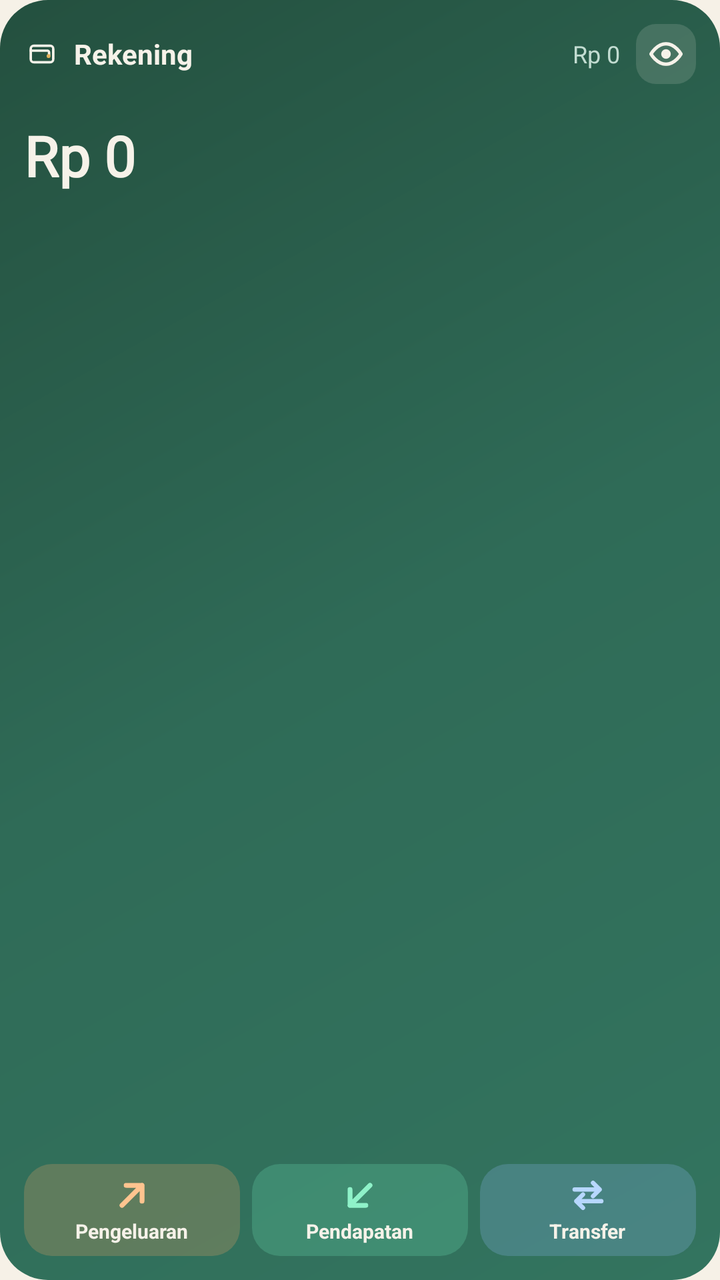
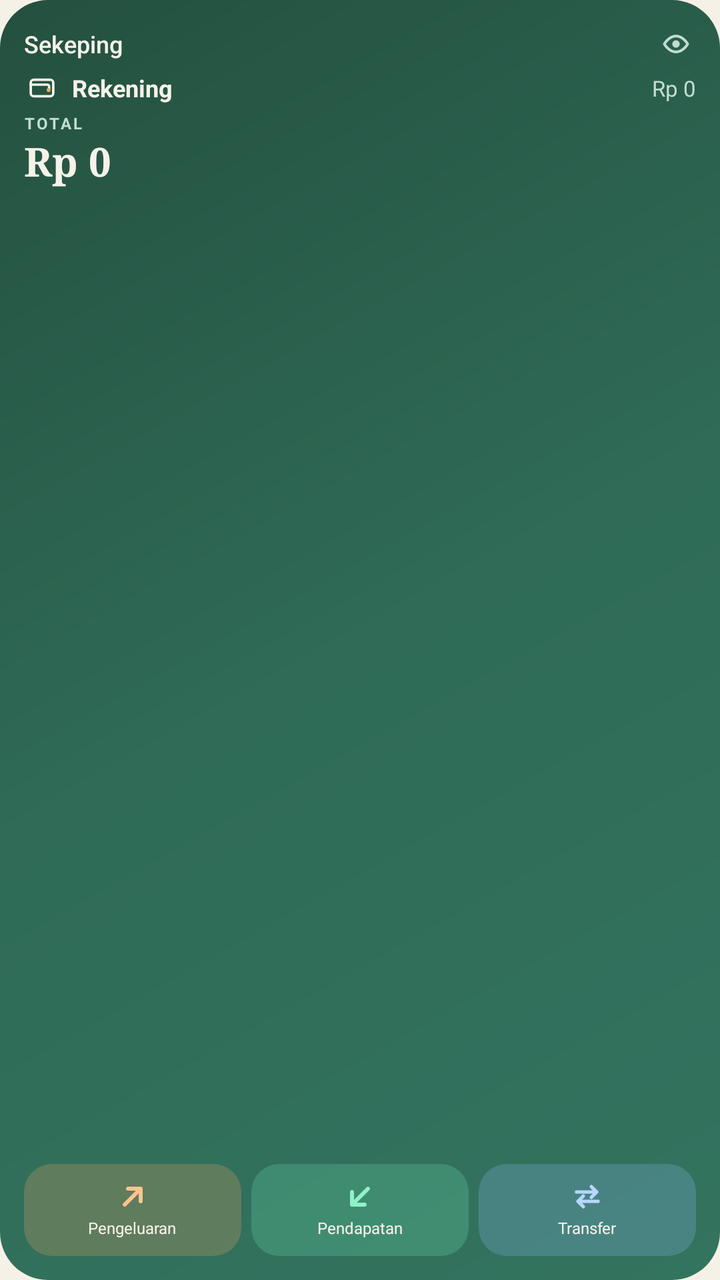

Two renders of the same Android screen: before a commit and after it. Below are the layout's source before the change and the commit's diff.
<!-- AndroidManifest.xml: application theme Theme.Sekeping -->
<!-- res/layout/widget_sekeping_medium.xml -->
<?xml version="1.0" encoding="utf-8"?>
<LinearLayout xmlns:android="http://schemas.android.com/apk/res/android"
    android:id="@+id/widget_root"
    android:layout_width="match_parent"
    android:layout_height="match_parent"
    android:background="@drawable/widget_bg"
    android:contentDescription="@string/widget_open"
    android:orientation="vertical"
    android:padding="12dp">

    <LinearLayout
        android:layout_width="match_parent"
        android:layout_height="wrap_content"
        android:gravity="center_vertical"
        android:orientation="horizontal">

        <ImageView
            android:id="@+id/widget_provider_icon"
            android:layout_width="18dp"
            android:layout_height="18dp"
            android:contentDescription="@string/widget_provider"
            android:src="@drawable/ic_wallet" />

        <TextView
            android:id="@+id/widget_provider"
            android:layout_width="0dp"
            android:layout_height="wrap_content"
            android:layout_marginStart="7dp"
            android:layout_weight="1"
            android:ellipsize="end"
            android:maxLines="1"
            android:text="@string/widget_provider"
            android:textColor="@color/widget_cream"
            android:textSize="14sp"
            android:textStyle="bold" />

        <TextView
            android:id="@+id/widget_provider_balance"
            android:layout_width="wrap_content"
            android:layout_height="wrap_content"
            android:layout_marginStart="6dp"
            android:ellipsize="end"
            android:maxLines="1"
            android:text="Rp 0"
            android:textColor="@color/widget_muted"
            android:textSize="12sp" />

        <ImageView
            android:id="@+id/widget_eye"
            android:layout_width="30dp"
            android:layout_height="30dp"
            android:layout_marginStart="8dp"
            android:background="@drawable/widget_chip"
            android:contentDescription="@string/widget_toggle_amounts"
            android:padding="6dp"
            android:src="@drawable/ic_eye"
            android:tint="@color/widget_cream" />
    </LinearLayout>

    <TextView
        android:id="@+id/widget_total_label"
        android:layout_width="match_parent"
        android:layout_height="wrap_content"
        android:layout_marginTop="6dp"
        android:ellipsize="end"
        android:letterSpacing="0.14"
        android:maxLines="1"
        android:textAllCaps="true"
        android:textColor="@color/widget_muted"
        android:textSize="8sp"
        android:textStyle="bold" />

    <TextView
        android:id="@+id/widget_total"
        android:layout_width="match_parent"
        android:layout_height="wrap_content"
        android:ellipsize="end"
        android:maxLines="1"
        android:text="Rp 0"
        android:textColor="@color/widget_cream"
        android:textSize="28sp"
        android:textStyle="bold"
        style="@style/WidgetBalance" />

    <View
        android:layout_width="match_parent"
        android:layout_height="0dp"
        android:layout_weight="1" />

    <LinearLayout
        android:layout_width="match_parent"
        android:layout_height="46dp"
        android:orientation="horizontal">

        <LinearLayout
            android:id="@+id/widget_expense"
            android:layout_width="0dp"
            android:layout_height="match_parent"
            android:layout_weight="1"
            android:background="@drawable/widget_btn_expense"
            android:clickable="true"
            android:contentDescription="@string/widget_expense"
            android:focusable="true"
            android:gravity="center"
            android:orientation="vertical">

            <ImageView
                android:layout_width="20dp"
                android:layout_height="20dp"
                android:contentDescription="@string/widget_expense"
                android:src="@drawable/ic_widget_expense"
                android:tint="@color/widget_icon_expense" />

            <TextView
                android:id="@+id/widget_expense_label"
                android:layout_width="wrap_content"
                android:layout_height="wrap_content"
                android:layout_marginTop="1dp"
                android:maxLines="1"
                android:text="@string/widget_expense"
                android:textColor="@color/widget_cream"
                android:textSize="10sp"
                android:textStyle="bold" />
        </LinearLayout>

        <LinearLayout
            android:id="@+id/widget_income"
            android:layout_width="0dp"
            android:layout_height="match_parent"
            android:layout_marginStart="6dp"
            android:layout_weight="1"
            android:background="@drawable/widget_btn_income"
            android:clickable="true"
            android:contentDescription="@string/widget_income"
            android:focusable="true"
            android:gravity="center"
            android:orientation="vertical">

            <ImageView
                android:layout_width="20dp"
                android:layout_height="20dp"
                android:contentDescription="@string/widget_income"
                android:src="@drawable/ic_widget_income"
                android:tint="@color/widget_icon_income" />

            <TextView
                android:id="@+id/widget_income_label"
                android:layout_width="wrap_content"
                android:layout_height="wrap_content"
                android:layout_marginTop="1dp"
                android:maxLines="1"
                android:text="@string/widget_income"
                android:textColor="@color/widget_cream"
                android:textSize="10sp"
                android:textStyle="bold" />
        </LinearLayout>

        <LinearLayout
            android:id="@+id/widget_transfer"
            android:layout_width="0dp"
            android:layout_height="match_parent"
            android:layout_marginStart="6dp"
            android:layout_weight="1"
            android:background="@drawable/widget_btn_transfer"
            android:clickable="true"
            android:contentDescription="@string/widget_transfer"
            android:focusable="true"
            android:gravity="center"
            android:orientation="vertical">

            <ImageView
                android:layout_width="20dp"
                android:layout_height="20dp"
                android:contentDescription="@string/widget_transfer"
                android:src="@drawable/ic_widget_transfer"
                android:tint="@color/widget_icon_transfer" />

            <TextView
                android:id="@+id/widget_transfer_label"
                android:layout_width="wrap_content"
                android:layout_height="wrap_content"
                android:layout_marginTop="1dp"
                android:maxLines="1"
                android:text="@string/widget_transfer"
                android:textColor="@color/widget_cream"
                android:textSize="10sp"
                android:textStyle="bold" />
        </LinearLayout>
    </LinearLayout>
</LinearLayout>
<!-- resources referenced by this layout -->
<resources>
  <color name="widget_cream">#F6F2E9</color>
  <color name="widget_icon_expense">#FFC48F</color>
  <color name="widget_icon_income">#8FF2C9</color>
  <color name="widget_icon_transfer">#B7D7FF</color>
  <color name="widget_muted">#C2DCD1</color>
  <!-- drawable ic_widget_income (drawable) -->
  <?xml version="1.0" encoding="utf-8"?>
  <vector xmlns:android="http://schemas.android.com/apk/res/android"
      android:width="24dp"
      android:height="24dp"
      android:viewportWidth="24"
      android:viewportHeight="24">
      <path
          android:fillColor="#00000000"
          android:pathData="M18,6L6,18M15.5,18H6V8.5"
          android:strokeColor="#FFFFFFFF"
          android:strokeLineCap="round"
          android:strokeLineJoin="round"
          android:strokeWidth="2.9" />
  </vector>
  <!-- drawable widget_bg (drawable) -->
  <?xml version="1.0" encoding="utf-8"?>
  <shape xmlns:android="http://schemas.android.com/apk/res/android"
      android:shape="rectangle">
      <gradient
          android:angle="135"
          android:centerColor="@color/brand"
          android:endColor="@color/brand_dark"
          android:startColor="#33745F"
          android:type="linear" />
      <corners android:radius="24dp" />
  </shape>
  <!-- drawable widget_btn_expense (drawable) -->
  <?xml version="1.0" encoding="utf-8"?>
  <ripple xmlns:android="http://schemas.android.com/apk/res/android"
      android:color="#40FFFFFF">
      <item>
          <shape android:shape="rectangle">
              <solid android:color="#3DF0A264" />
              <corners android:radius="14dp" />
          </shape>
      </item>
  </ripple>
  <!-- drawable widget_btn_income (drawable) -->
  <?xml version="1.0" encoding="utf-8"?>
  <ripple xmlns:android="http://schemas.android.com/apk/res/android"
      android:color="#40FFFFFF">
      <item>
          <shape android:shape="rectangle">
              <solid android:color="#3D6FE3B5" />
              <corners android:radius="14dp" />
          </shape>
      </item>
  </ripple>
  <!-- drawable widget_btn_transfer (drawable) -->
  <?xml version="1.0" encoding="utf-8"?>
  <ripple xmlns:android="http://schemas.android.com/apk/res/android"
      android:color="#40FFFFFF">
      <item>
          <shape android:shape="rectangle">
              <solid android:color="#3D8DB8F0" />
              <corners android:radius="14dp" />
          </shape>
      </item>
  </ripple>
  <!-- drawable widget_chip (drawable) -->
  <?xml version="1.0" encoding="utf-8"?>
  <shape xmlns:android="http://schemas.android.com/apk/res/android"
      android:shape="rectangle">
      <solid android:color="#24F6F2E9" />
      <corners android:radius="10dp" />
  </shape>
  <string name="widget_expense">Pengeluaran</string>
  <string name="widget_income">Pendapatan</string>
  <string name="widget_open">Buka Sekeping</string>
  <string name="widget_provider">Rekening</string>
  <string name="widget_toggle_amounts">Sembunyikan atau tampilkan nominal</string>
  <string name="widget_transfer">Transfer</string>
  <style name="WidgetBalance">
          <item name="android:fontFamily">serif</item>
          <item name="android:textStyle">bold</item>
      </style>
  <style name="Theme.Sekeping" parent="Theme.AppCompat.DayNight.NoActionBar">
          <item name="colorPrimary">@color/brand</item>
          <item name="colorPrimaryDark">@color/paper</item>
          <item name="colorAccent">@color/accent</item>
          <item name="android:windowBackground">@color/paper</item>
          <item name="android:statusBarColor">@color/paper</item>
          <item name="android:navigationBarColor">@color/paper</item>
          <item name="android:windowLightStatusBar">true</item>
      </style>
  <color name="brand">#2F6B57</color>
  <color name="brand_dark">#24503F</color>
  <color name="paper">#F6F1E7</color>
  <color name="accent">#2F6B57</color>
  <!-- unchanged entries left out for length: 4 -->
</resources>

<!-- the commit's change to res/layout/widget_sekeping_medium.xml (unified diff, before → after) -->
@@ -14,6 +14,36 @@
         android:gravity="center_vertical"
         android:orientation="horizontal">
 
+        <TextView
+            android:layout_width="wrap_content"
+            android:layout_height="wrap_content"
+            android:fontFamily="sans-serif-medium"
+            android:text="@string/app_name"
+            android:textColor="@color/widget_cream"
+            android:textSize="12sp" />
+
+        <TextView
+            android:layout_width="0dp"
+            android:layout_height="1dp"
+            android:layout_weight="1" />
+
+        <ImageView
+            android:id="@+id/widget_eye"
+            android:layout_width="20dp"
+            android:layout_height="20dp"
+            android:contentDescription="@string/widget_toggle_amounts"
+            android:padding="3dp"
+            android:src="@drawable/ic_eye"
+            android:tint="@color/widget_muted" />
+    </LinearLayout>
+
+    <LinearLayout
+        android:layout_width="match_parent"
+        android:layout_height="wrap_content"
+        android:layout_marginTop="3dp"
+        android:gravity="center_vertical"
+        android:orientation="horizontal">
+
         <ImageView
             android:id="@+id/widget_provider_icon"
             android:layout_width="18dp"
@@ -25,46 +55,36 @@
             android:id="@+id/widget_provider"
             android:layout_width="0dp"
             android:layout_height="wrap_content"
-            android:layout_marginStart="7dp"
+            android:layout_marginStart="6dp"
             android:layout_weight="1"
             android:ellipsize="end"
             android:maxLines="1"
             android:text="@string/widget_provider"
             android:textColor="@color/widget_cream"
-            android:textSize="14sp"
+            android:textSize="12sp"
             android:textStyle="bold" />
 
         <TextView
             android:id="@+id/widget_provider_balance"
             android:layout_width="wrap_content"
             android:layout_height="wrap_content"
-            android:layout_marginStart="6dp"
+            android:layout_marginStart="8dp"
             android:ellipsize="end"
             android:maxLines="1"
             android:text="Rp 0"
             android:textColor="@color/widget_muted"
-            android:textSize="12sp" />
-
-        <ImageView
-            android:id="@+id/widget_eye"
-            android:layout_width="30dp"
-            android:layout_height="30dp"
-            android:layout_marginStart="8dp"
-            android:background="@drawable/widget_chip"
-            android:contentDescription="@string/widget_toggle_amounts"
-            android:padding="6dp"
-            android:src="@drawable/ic_eye"
-            android:tint="@color/widget_cream" />
+            android:textSize="11sp" />
     </LinearLayout>
 
     <TextView
         android:id="@+id/widget_total_label"
         android:layout_width="match_parent"
         android:layout_height="wrap_content"
-        android:layout_marginTop="6dp"
+        android:layout_marginTop="3dp"
         android:ellipsize="end"
-        android:letterSpacing="0.14"
+        android:letterSpacing="0.12"
         android:maxLines="1"
+        android:text="@string/widget_total"
         android:textAllCaps="true"
         android:textColor="@color/widget_muted"
         android:textSize="8sp"
@@ -75,14 +95,14 @@
         android:layout_width="match_parent"
         android:layout_height="wrap_content"
         android:ellipsize="end"
+        android:fontFamily="serif"
         android:maxLines="1"
         android:text="Rp 0"
         android:textColor="@color/widget_cream"
-        android:textSize="28sp"
-        android:textStyle="bold"
-        style="@style/WidgetBalance" />
-
-    <View
+        android:textSize="20sp"
+        android:textStyle="bold" />
+
+    <TextView
         android:layout_width="match_parent"
         android:layout_height="0dp"
         android:layout_weight="1" />
@@ -96,6 +116,7 @@
             android:id="@+id/widget_expense"
             android:layout_width="0dp"
             android:layout_height="match_parent"
+            android:layout_marginEnd="5dp"
             android:layout_weight="1"
             android:background="@drawable/widget_btn_expense"
             android:clickable="true"
@@ -105,8 +126,8 @@
             android:orientation="vertical">
 
             <ImageView
-                android:layout_width="20dp"
-                android:layout_height="20dp"
+                android:layout_width="16dp"
+                android:layout_height="16dp"
                 android:contentDescription="@string/widget_expense"
                 android:src="@drawable/ic_widget_expense"
                 android:tint="@color/widget_icon_expense" />
@@ -115,19 +136,18 @@
                 android:id="@+id/widget_expense_label"
                 android:layout_width="wrap_content"
                 android:layout_height="wrap_content"
-                android:layout_marginTop="1dp"
+                android:layout_marginTop="2dp"
                 android:maxLines="1"
                 android:text="@string/widget_expense"
                 android:textColor="@color/widget_cream"
-                android:textSize="10sp"
-                android:textStyle="bold" />
+                android:textSize="8sp" />
         </LinearLayout>
 
         <LinearLayout
             android:id="@+id/widget_income"
             android:layout_width="0dp"
             android:layout_height="match_parent"
-            android:layout_marginStart="6dp"
+            android:layout_marginEnd="5dp"
             android:layout_weight="1"
             android:background="@drawable/widget_btn_income"
             android:clickable="true"
@@ -137,8 +157,8 @@
             android:orientation="vertical">
 
             <ImageView
-                android:layout_width="20dp"
-                android:layout_height="20dp"
+                android:layout_width="16dp"
+                android:layout_height="16dp"
                 android:contentDescription="@string/widget_income"
                 android:src="@drawable/ic_widget_income"
                 android:tint="@color/widget_icon_income" />
@@ -147,19 +167,17 @@
                 android:id="@+id/widget_income_label"
                 android:layout_width="wrap_content"
                 android:layout_height="wrap_content"
-                android:layout_marginTop="1dp"
+                android:layout_marginTop="2dp"
                 android:maxLines="1"
                 android:text="@string/widget_income"
                 android:textColor="@color/widget_cream"
-                android:textSize="10sp"
-                android:textStyle="bold" />
+                android:textSize="8sp" />
         </LinearLayout>
 
         <LinearLayout
             android:id="@+id/widget_transfer"
             android:layout_width="0dp"
             android:layout_height="match_parent"
-            android:layout_marginStart="6dp"
             android:layout_weight="1"
             android:background="@drawable/widget_btn_transfer"
             android:clickable="true"
@@ -169,8 +187,8 @@
             android:orientation="vertical">
 
             <ImageView
-                android:layout_width="20dp"
-                android:layout_height="20dp"
+                android:layout_width="16dp"
+                android:layout_height="16dp"
                 android:contentDescription="@string/widget_transfer"
                 android:src="@drawable/ic_widget_transfer"
                 android:tint="@color/widget_icon_transfer" />
@@ -179,12 +197,11 @@
                 android:id="@+id/widget_transfer_label"
                 android:layout_width="wrap_content"
                 android:layout_height="wrap_content"
-                android:layout_marginTop="1dp"
+                android:layout_marginTop="2dp"
                 android:maxLines="1"
                 android:text="@string/widget_transfer"
                 android:textColor="@color/widget_cream"
-                android:textSize="10sp"
-                android:textStyle="bold" />
+                android:textSize="8sp" />
         </LinearLayout>
     </LinearLayout>
 </LinearLayout>
<!-- resource entries referenced after the edit -->
@@ -65,23 +65,14 @@
           </shape>
       </item>
   </ripple>
-  <!-- drawable widget_chip (drawable) -->
-  <?xml version="1.0" encoding="utf-8"?>
-  <shape xmlns:android="http://schemas.android.com/apk/res/android"
-      android:shape="rectangle">
-      <solid android:color="#24F6F2E9" />
-      <corners android:radius="10dp" />
-  </shape>
+  <string name="app_name">Sekeping</string>
   <string name="widget_expense">Pengeluaran</string>
   <string name="widget_income">Pendapatan</string>
   <string name="widget_open">Buka Sekeping</string>
   <string name="widget_provider">Rekening</string>
   <string name="widget_toggle_amounts">Sembunyikan atau tampilkan nominal</string>
+  <string name="widget_total">Total</string>
   <string name="widget_transfer">Transfer</string>
-  <style name="WidgetBalance">
-          <item name="android:fontFamily">serif</item>
-          <item name="android:textStyle">bold</item>
-      </style>
   <style name="Theme.Sekeping" parent="Theme.AppCompat.DayNight.NoActionBar">
           <item name="colorPrimary">@color/brand</item>
           <item name="colorPrimaryDark">@color/paper</item>
